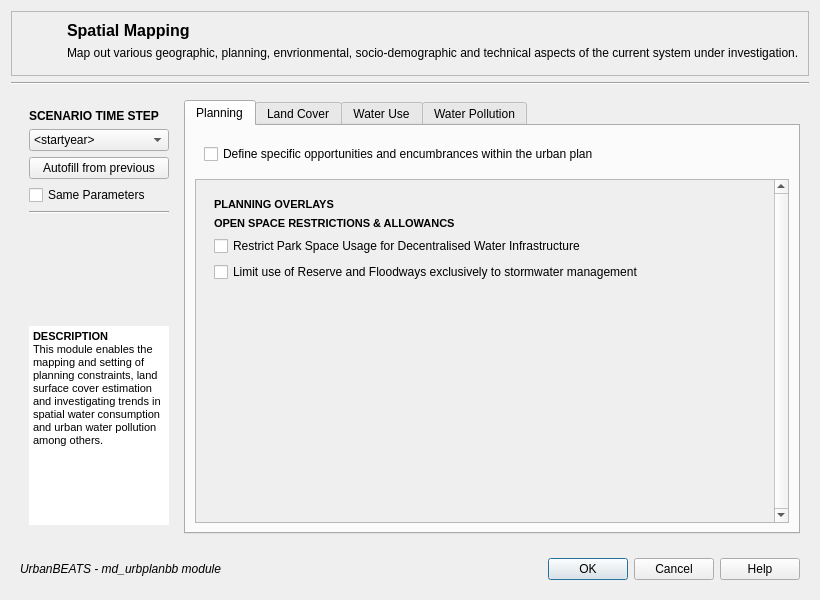
Before: the Qt Designer form gui/md_spatialmapping.ui in petermbach/urbanbeats-pss, drawn with Qt 5.
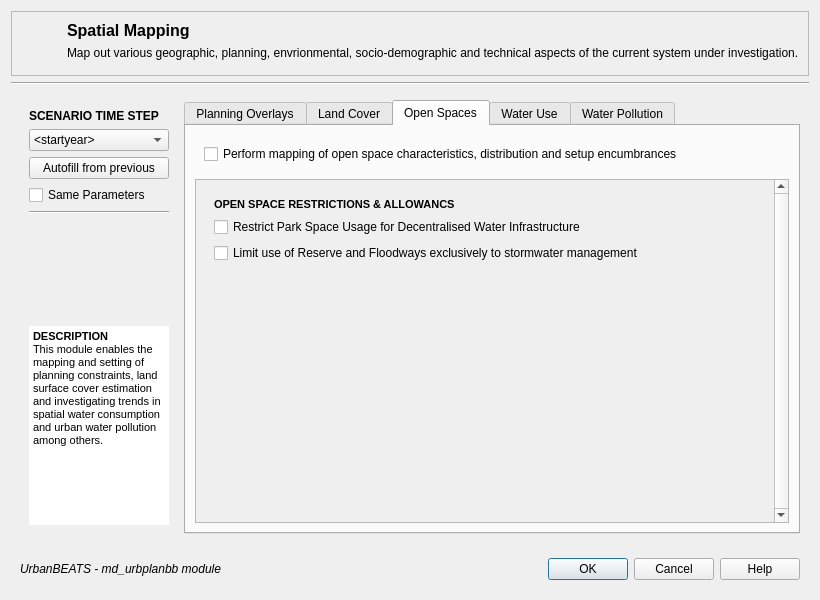
After: the same form once the commit is applied. The open tabs and pages were chosen to show the change. Icons and pictures are not drawn.

Patch:
```diff
--- a/gui/md_spatialmapping.ui
+++ b/gui/md_spatialmapping.ui
@@ -236,7 +236,7 @@
         </property>
         <widget class="QWidget" name="geometry_tab">
          <attribute name="title">
-          <string>Planning</string>
+          <string>Planning Overlays</string>
          </attribute>
          <layout class="QVBoxLayout" name="verticalLayout_3">
           <item>
@@ -308,49 +308,6 @@
                   </property>
                  </widget>
                 </item>
-                <item>
-                 <widget class="QLabel" name="label_15">
-                  <property name="sizePolicy">
-                   <sizepolicy hsizetype="Preferred" vsizetype="Fixed">
-                    <horstretch>0</horstretch>
-                    <verstretch>13</verstretch>
-                   </sizepolicy>
-                  </property>
-                  <property name="minimumSize">
-                   <size>
-                    <width>0</width>
-                    <height>13</height>
-                   </size>
-                  </property>
-                  <property name="maximumSize">
-                   <size>
-                    <width>16777215</width>
-                    <height>13</height>
-                   </size>
-                  </property>
-                  <property name="text">
-                   <string>&lt;!DOCTYPE HTML PUBLIC &quot;-//W3C//DTD HTML 4.0//EN&quot; &quot;http://www.w3.org/TR/REC-html40/strict.dtd&quot;&gt;
-&lt;html&gt;&lt;head&gt;&lt;meta name=&quot;qrichtext&quot; content=&quot;1&quot; /&gt;&lt;style type=&quot;text/css&quot;&gt;
-p, li { white-space: pre-wrap; }
-&lt;/style&gt;&lt;/head&gt;&lt;body style=&quot; font-family:'MS Shell Dlg 2'; font-size:8pt; font-weight:400; font-style:normal;&quot;&gt;
-&lt;p style=&quot; margin-top:0px; margin-bottom:0px; margin-left:0px; margin-right:0px; -qt-block-indent:0; text-indent:0px;&quot;&gt;&lt;span style=&quot; font-weight:600;&quot;&gt;OPEN SPACE RESTRICTIONS &amp;amp; ALLOWANCS&lt;/span&gt;&lt;/p&gt;&lt;/body&gt;&lt;/html&gt;</string>
-                  </property>
-                 </widget>
-                </item>
-                <item>
-                 <widget class="QCheckBox" name="pg_usable_prohibit">
-                  <property name="text">
-                   <string>Restrict Park Space Usage for Decentralised Water Infrastructure</string>
-                  </property>
-                 </widget>
-                </item>
-                <item>
-                 <widget class="QCheckBox" name="ref_limit_check">
-                  <property name="text">
-                   <string>Limit use of Reserve and Floodways exclusively to stormwater management</string>
-                  </property>
-                 </widget>
-                </item>
                </layout>
               </item>
               <item>
@@ -1712,6 +1669,115 @@
           </item>
          </layout>
         </widget>
+        <widget class="QWidget" name="openspaces">
+         <attribute name="title">
+          <string>Open Spaces</string>
+         </attribute>
+         <layout class="QVBoxLayout" name="verticalLayout_49">
+          <item>
+           <layout class="QVBoxLayout" name="verticalLayout_46">
+            <property name="margin">
+             <number>9</number>
+            </property>
+            <item>
+             <widget class="QCheckBox" name="planning_check_2">
+              <property name="text">
+               <string>Perform mapping of open space characteristics, distribution and setup encumbrances</string>
+              </property>
+             </widget>
+            </item>
+           </layout>
+          </item>
+          <item>
+           <widget class="QScrollArea" name="inputs_scrollArea_3">
+            <property name="frameShape">
+             <enum>QFrame::StyledPanel</enum>
+            </property>
+            <property name="verticalScrollBarPolicy">
+             <enum>Qt::ScrollBarAlwaysOn</enum>
+            </property>
+            <property name="widgetResizable">
+             <bool>true</bool>
+            </property>
+            <widget class="QWidget" name="inputs_contents_5">
+             <property name="geometry">
+              <rect>
+               <x>0</x>
+               <y>0</y>
+               <width>557</width>
+               <height>352</height>
+              </rect>
+             </property>
+             <layout class="QVBoxLayout" name="verticalLayout_47">
+              <item>
+               <layout class="QVBoxLayout" name="verticalLayout_48">
+                <property name="margin">
+                 <number>9</number>
+                </property>
+                <item>
+                 <widget class="QLabel" name="label_17">
+                  <property name="sizePolicy">
+                   <sizepolicy hsizetype="Preferred" vsizetype="Fixed">
+                    <horstretch>0</horstretch>
+                    <verstretch>13</verstretch>
+                   </sizepolicy>
+                  </property>
+                  <property name="minimumSize">
+                   <size>
+                    <width>0</width>
+                    <height>13</height>
+                   </size>
+                  </property>
+                  <property name="maximumSize">
+                   <size>
+                    <width>16777215</width>
+                    <height>13</height>
+                   </size>
+                  </property>
+                  <property name="text">
+                   <string>&lt;!DOCTYPE HTML PUBLIC &quot;-//W3C//DTD HTML 4.0//EN&quot; &quot;http://www.w3.org/TR/REC-html40/strict.dtd&quot;&gt;
+&lt;html&gt;&lt;head&gt;&lt;meta name=&quot;qrichtext&quot; content=&quot;1&quot; /&gt;&lt;style type=&quot;text/css&quot;&gt;
+p, li { white-space: pre-wrap; }
+&lt;/style&gt;&lt;/head&gt;&lt;body style=&quot; font-family:'MS Shell Dlg 2'; font-size:8pt; font-weight:400; font-style:normal;&quot;&gt;
+&lt;p style=&quot; margin-top:0px; margin-bottom:0px; margin-left:0px; margin-right:0px; -qt-block-indent:0; text-indent:0px;&quot;&gt;&lt;span style=&quot; font-weight:600;&quot;&gt;OPEN SPACE RESTRICTIONS &amp;amp; ALLOWANCS&lt;/span&gt;&lt;/p&gt;&lt;/body&gt;&lt;/html&gt;</string>
+                  </property>
+                 </widget>
+                </item>
+                <item>
+                 <widget class="QCheckBox" name="pg_usable_prohibit_2">
+                  <property name="text">
+                   <string>Restrict Park Space Usage for Decentralised Water Infrastructure</string>
+                  </property>
+                 </widget>
+                </item>
+                <item>
+                 <widget class="QCheckBox" name="ref_limit_check_2">
+                  <property name="text">
+                   <string>Limit use of Reserve and Floodways exclusively to stormwater management</string>
+                  </property>
+                 </widget>
+                </item>
+               </layout>
+              </item>
+              <item>
+               <spacer name="verticalSpacer_6">
+                <property name="orientation">
+                 <enum>Qt::Vertical</enum>
+                </property>
+                <property name="sizeHint" stdset="0">
+                 <size>
+                  <width>20</width>
+                  <height>40</height>
+                 </size>
+                </property>
+               </spacer>
+              </item>
+             </layout>
+            </widget>
+           </widget>
+          </item>
+         </layout>
+        </widget>
         <widget class="QWidget" name="wateruse">
          <attribute name="title">
           <string>Water Use</string>
```
Left out of the diff: 8 changed lines with no effect on the pictures.
